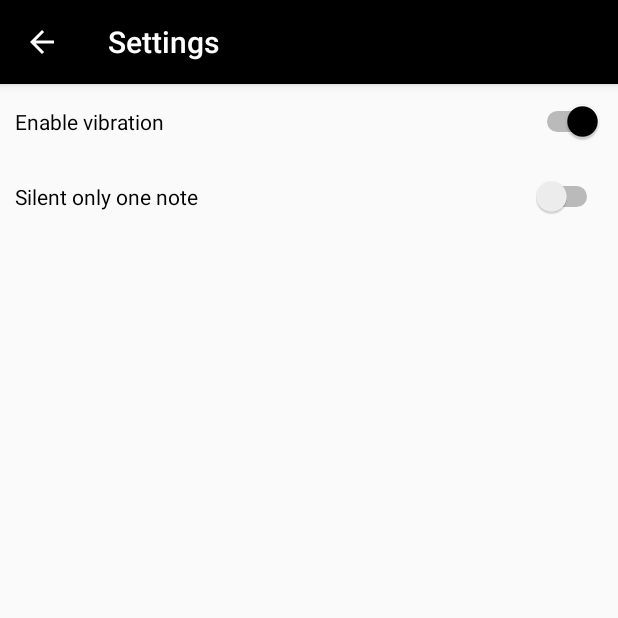
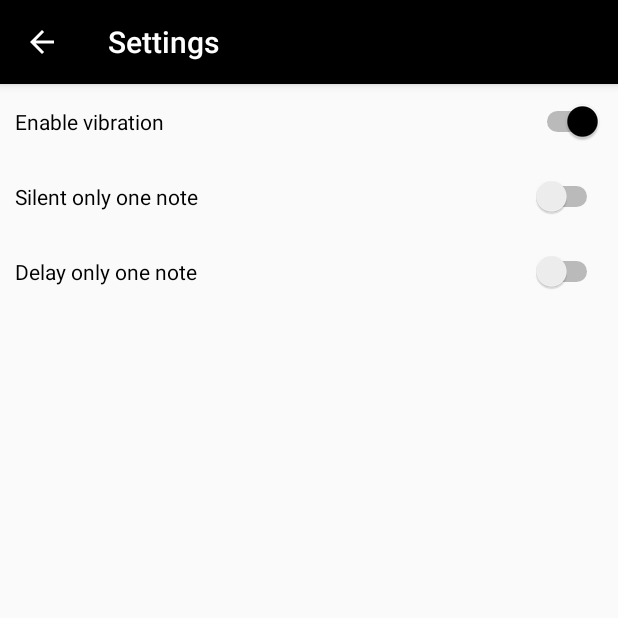
Before and after one commit to NapoleonTheCake/notificatorro, an Android app: the SettingsActivity screen opened directly, with no data from a screen before it, on a phone screen of 412 x 824 dp, the top half of it. Run offline under Robolectric (Android 15) with nearby library versions, the light colour scheme and no system bars.

Commit message:
added reset delay setting.

```diff
--- a/source/app/build.gradle
+++ b/source/app/build.gradle
@@ -7,8 +7,8 @@ android {
         applicationId "com.cake.notificator"
         minSdkVersion 16
         targetSdkVersion 25
-        versionCode 7
-        versionName "1.0"
+        versionCode 8
+        versionName "1.1"
         testInstrumentationRunner "android.support.test.runner.AndroidJUnitRunner"
     }
     buildTypes {
--- a/source/app/src/main/java/com/cake/notificator/Schedule.java
+++ b/source/app/src/main/java/com/cake/notificator/Schedule.java
@@ -11,11 +11,7 @@ import android.content.SharedPreferences;
 import android.content.res.Resources;
 import android.media.RingtoneManager;
 import android.os.PowerManager;
-import android.os.StrictMode;
 import android.preference.PreferenceManager;
-import android.provider.Settings;
-import android.support.design.widget.Snackbar;
-import android.widget.Toast;
 
 /**
  * Created by cake on 20.04.17.
--- a/source/app/src/main/java/com/cake/notificator/SettingsActivity.java
+++ b/source/app/src/main/java/com/cake/notificator/SettingsActivity.java
@@ -20,23 +20,26 @@ public class SettingsActivity extends AppCompatActivity {
 
         //read all settings here.
         SharedPreferences mPrefAppSettings = PreferenceManager
-                .getDefaultSharedPreferences(getApplicationContext());
+                .getDefaultSharedPreferences(this);
 
         //set vibration.
         ((Switch) findViewById(R.id.switch_Vibration))
                 .setChecked(mPrefAppSettings.getBoolean("vibration", true));
 
-        //set reset.
+        //set reset silent.
         ((Switch) findViewById(R.id.switch_Reset_Silent))
                 .setChecked(mPrefAppSettings.getBoolean("reset_silent", false));
 
+        //set reset delay.
+        ((Switch) findViewById(R.id.switch_Reset_Delay))
+                .setChecked(mPrefAppSettings.getBoolean("reset_delay", false));
     }
 
     @Override
     public void onBackPressed() {
         //set all settings here.
         SharedPreferences.Editor mPrefAppSettingsEdit = PreferenceManager
-                .getDefaultSharedPreferences(getApplicationContext()).edit();
+                .getDefaultSharedPreferences(this).edit();
 
         //set vibration.
         if (((Switch) findViewById(R.id.switch_Vibration)).isChecked()) {
@@ -52,6 +55,13 @@ public class SettingsActivity extends AppCompatActivity {
             mPrefAppSettingsEdit.putBoolean("reset_silent", false).apply();
         }
 
+        //set reset delay.
+        if (((Switch) findViewById(R.id.switch_Reset_Delay)).isChecked()) {
+            mPrefAppSettingsEdit.putBoolean("reset_delay", true);
+        } else {
+            mPrefAppSettingsEdit.putBoolean("reset_delay", false);
+        }
+
 
         super.onBackPressed();
     }
--- a/source/app/src/main/res/layout/content_settings.xml
+++ b/source/app/src/main/res/layout/content_settings.xml
@@ -37,6 +37,18 @@
         android:layout_alignParentStart="true"
         android:text="@string/settings_Reset_Silent"/>
 
+    <Switch
+        android:minHeight="50dp"
+        android:layout_marginLeft="10dp"
+        android:layout_marginRight="10dp"
+
+        android:id="@+id/switch_Reset_Delay"
+        android:layout_width="match_parent"
+        android:layout_height="wrap_content"
+        android:text="@string/settings_Reset_Delay"
+        android:layout_below="@+id/switch_Reset_Silent" />
+
+
     </RelativeLayout>
 
 </ScrollView>
--- /dev/null
+++ b/source/app/src/main/res/values/appsettings.xml
@@ -0,0 +1,4 @@
+<?xml version="1.0" encoding="utf-8"?>
+<resources>
+
+</resources>
--- a/source/app/src/main/res/values/strings.xml
+++ b/source/app/src/main/res/values/strings.xml
@@ -4,7 +4,6 @@
     <string name="notification_Title">Title</string>
     <string name="text_Count" translatable="false">ID:</string>
     <string name="text_Count_Default">Create notification first.</string>
-    <string name="text_Crab_Toast">Don\'t call me Mr. Crab!</string>
     <string name="notification_Created">Done!</string>
     <string name="title_activity_history">History</string>
     <string name="history_everything">Empty history.</string>
@@ -12,7 +11,7 @@
 
     <string name="navigation_drawer_open">Open navigation drawer</string>
     <string name="navigation_drawer_close">Close navigation drawer</string>
-    <string name="dev_Version" translatable="false">1.0 release</string>
+    <string name="dev_Version" translatable="false">1.1</string>
     <string name="dev_Email" translatable="false">contactwithdmitry@gmail.com</string>
     <string name="ui_AdditionalSettings">More</string>
     <string name="action_New_Note">Create note</string>
@@ -45,4 +44,5 @@
     <string name="ui_OpenPage">Open page with</string>
     <string name="settings_Reset_Silent">Silent only one note</string>
     <string name="silent_Enable_Once">This one won\'t be listed in history.</string>
+    <string name="settings_Reset_Delay">Delay only one note</string>
 </resources>
```
Also changed, not shown: source/app/src/main/java/com/cake/notificator/MainActivity.java (+13 -4 lines), 1 other file.
